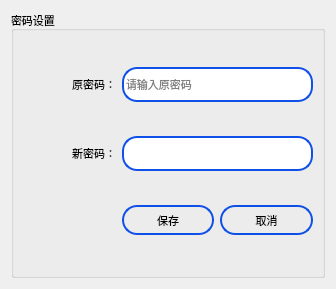
The window that setting/setsystem/passordsettingdlg.ui (ChinaClever/BusBar-Qt) describes before a commit, drawn with Qt 5.
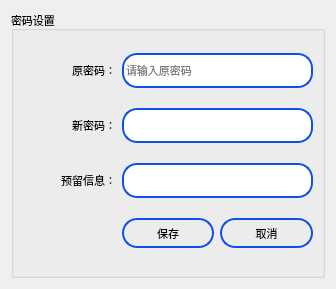
The same window after the commit.

Commit message: 重置密码改为预留信息，数据库不用日志模式

What changed in the file:
```diff
--- a/setting/setsystem/passordsettingdlg.ui
+++ b/setting/setsystem/passordsettingdlg.ui
@@ -109,7 +109,39 @@
         </property>
        </widget>
       </item>
-      <item row="2" column="1">
+      <item row="2" column="0">
+       <widget class="QLabel" name="label_3">
+        <property name="minimumSize">
+         <size>
+          <width>0</width>
+          <height>35</height>
+         </size>
+        </property>
+        <property name="text">
+         <string>预留信息：</string>
+        </property>
+        <property name="alignment">
+         <set>Qt::AlignRight|Qt::AlignTrailing|Qt::AlignVCenter</set>
+        </property>
+       </widget>
+      </item>
+      <item row="2" column="1" colspan="2">
+       <widget class="QLineEdit" name="tiplineEdit">
+        <property name="minimumSize">
+         <size>
+          <width>0</width>
+          <height>35</height>
+         </size>
+        </property>
+        <property name="styleSheet">
+         <string notr="true">QLineEdit{
+border:2px solid rgb(15,80,232);
+border-radius:15px
+}</string>
+        </property>
+       </widget>
+      </item>
+      <item row="3" column="1">
        <widget class="QPushButton" name="pushButton_2">
         <property name="maximumSize">
          <size>
@@ -128,7 +160,7 @@
         </property>
        </widget>
       </item>
-      <item row="2" column="2">
+      <item row="3" column="2">
        <widget class="QPushButton" name="pushButton_3">
         <property name="maximumSize">
          <size>
```
The commit also changes 7 other files.
